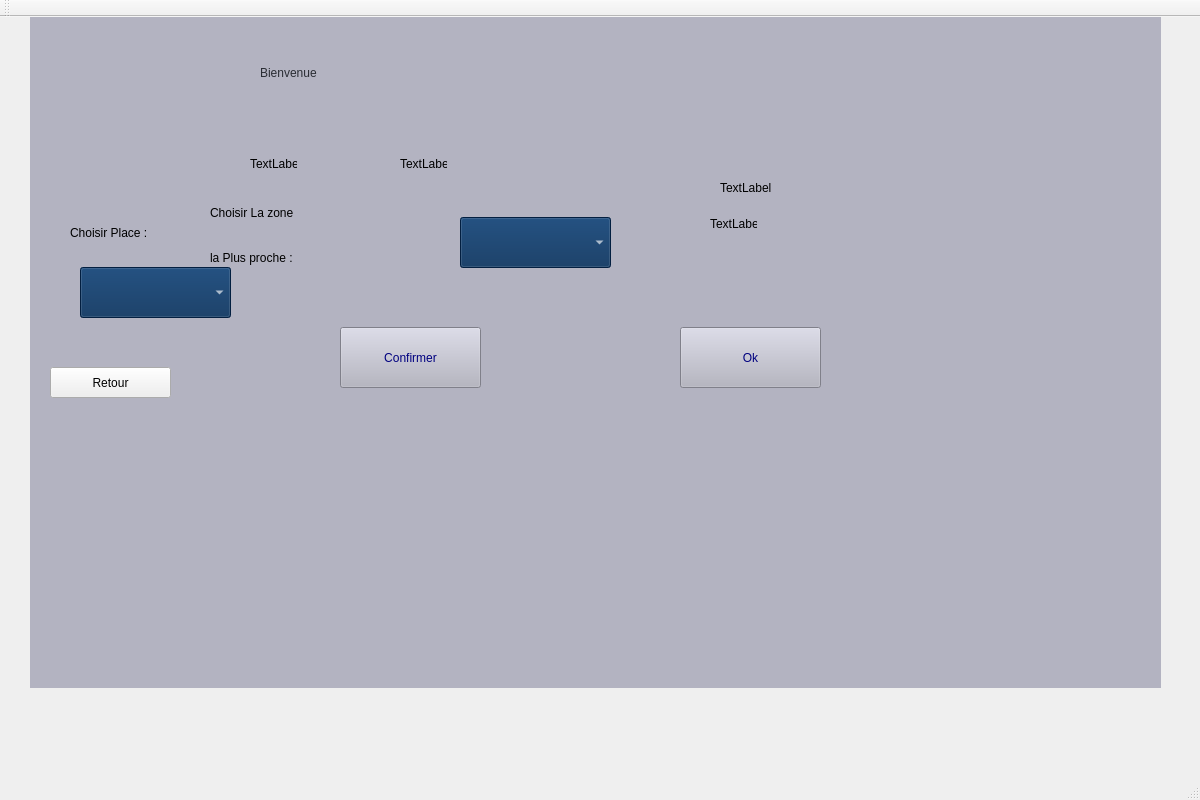
First picture: the form in projet_smarket2/parkingintegration/parking.ui, repository abdouuhd123/zink2, before the edit.
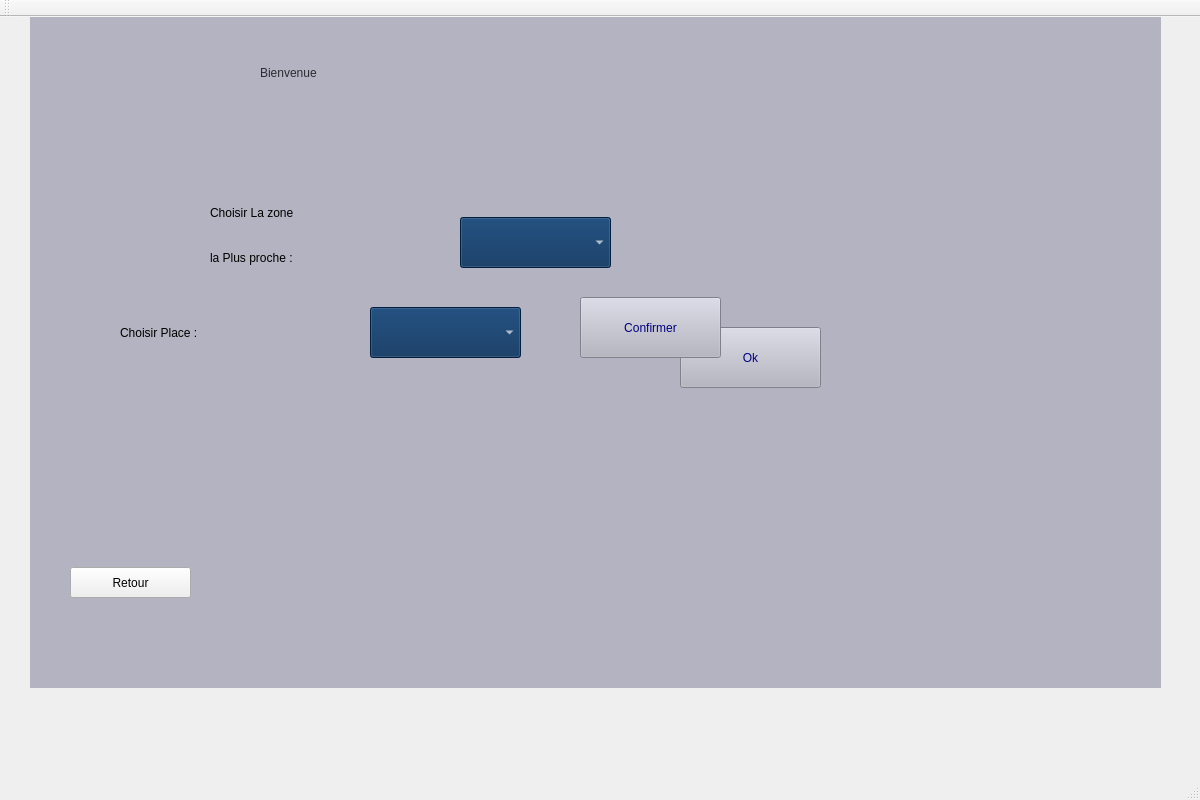
Second picture: the form after the edit. The open tabs and pages were chosen to show the change. Icons and pictures are not drawn.

Patch:
```diff
--- a/projet_smarket2/parkingintegration/parking.ui
+++ b/projet_smarket2/parkingintegration/parking.ui
@@ -3996,8 +3996,8 @@
      <widget class="QPushButton" name="Retour">
       <property name="geometry">
        <rect>
-        <x>20</x>
-        <y>360</y>
+        <x>40</x>
+        <y>560</y>
         <width>121</width>
         <height>31</height>
        </rect>
@@ -4085,8 +4085,8 @@
      <widget class="QComboBox" name="comboBox_2">
       <property name="geometry">
        <rect>
-        <x>50</x>
-        <y>260</y>
+        <x>340</x>
+        <y>300</y>
         <width>151</width>
         <height>51</height>
        </rect>
@@ -4112,8 +4112,8 @@
      <widget class="QPushButton" name="confirmer">
       <property name="geometry">
        <rect>
-        <x>310</x>
-        <y>320</y>
+        <x>550</x>
+        <y>290</y>
         <width>141</width>
         <height>61</height>
        </rect>
@@ -4145,8 +4145,8 @@
      <widget class="QLabel" name="label_27">
       <property name="geometry">
        <rect>
-        <x>40</x>
-        <y>210</y>
+        <x>90</x>
+        <y>310</y>
         <width>201</width>
         <height>31</height>
        </rect>
@@ -4161,53 +4161,56 @@
      <widget class="QLabel" name="label_voiture1">
       <property name="geometry">
        <rect>
-        <x>690</x>
-        <y>160</y>
-        <width>71</width>
-        <height>41</height>
+        <x>630</x>
+        <y>120</y>
+        <width>141</width>
+        <height>151</height>
        </rect>
       </property>
+      <property name="styleSheet">
+       <string notr="true">background-image: url(:/Documents/projetsmarket/voiture2.png);</string>
+      </property>
       <property name="text">
-       <string>TextLabel</string>
+       <string/>
       </property>
      </widget>
      <widget class="QLabel" name="label_24">
       <property name="geometry">
        <rect>
-        <x>680</x>
-        <y>210</y>
-        <width>47</width>
-        <height>13</height>
+        <x>760</x>
+        <y>262</y>
+        <width>71</width>
+        <height>31</height>
        </rect>
       </property>
       <property name="text">
-       <string>TextLabel</string>
+       <string/>
       </property>
      </widget>
      <widget class="QLabel" name="label_28">
       <property name="geometry">
        <rect>
-        <x>220</x>
-        <y>150</y>
-        <width>47</width>
-        <height>13</height>
+        <x>100</x>
+        <y>280</y>
+        <width>81</width>
+        <height>21</height>
        </rect>
       </property>
       <property name="text">
-       <string>TextLabel</string>
+       <string/>
       </property>
      </widget>
      <widget class="QLabel" name="label_29">
       <property name="geometry">
        <rect>
-        <x>370</x>
-        <y>150</y>
-        <width>47</width>
-        <height>13</height>
+        <x>360</x>
+        <y>270</y>
+        <width>81</width>
+        <height>21</height>
        </rect>
       </property>
       <property name="text">
-       <string>TextLabel</string>
+       <string/>
       </property>
      </widget>
      <widget class="QLabel" name="label_30">
@@ -4226,6 +4229,146 @@
        <string/>
       </property>
      </widget>
+     <widget class="QLabel" name="label_placedispo">
+      <property name="geometry">
+       <rect>
+        <x>40</x>
+        <y>110</y>
+        <width>801</width>
+        <height>481</height>
+       </rect>
+      </property>
+      <property name="styleSheet">
+       <string notr="true">background-image: url(:/Documents/projetsmarket/6dispoo.png);</string>
+      </property>
+      <property name="text">
+       <string/>
+      </property>
+     </widget>
+     <widget class="QLabel" name="label_4">
+      <property name="geometry">
+       <rect>
+        <x>606</x>
+        <y>400</y>
+        <width>141</width>
+        <height>151</height>
+       </rect>
+      </property>
+      <property name="styleSheet">
+       <string notr="true">
+background-image: url(:/Documents/projetsmarket/voiture2.png);</string>
+      </property>
+      <property name="text">
+       <string/>
+      </property>
+     </widget>
+     <widget class="QLabel" name="label_35">
+      <property name="geometry">
+       <rect>
+        <x>306</x>
+        <y>392</y>
+        <width>141</width>
+        <height>181</height>
+       </rect>
+      </property>
+      <property name="styleSheet">
+       <string notr="true">
+background-image: url(:/Documents/projetsmarket/voiture2.png);</string>
+      </property>
+      <property name="text">
+       <string/>
+      </property>
+     </widget>
+     <widget class="QLabel" name="label_36">
+      <property name="geometry">
+       <rect>
+        <x>50</x>
+        <y>390</y>
+        <width>141</width>
+        <height>151</height>
+       </rect>
+      </property>
+      <property name="styleSheet">
+       <string notr="true">
+
+background-image: url(:/Documents/projetsmarket/voiture2.png);</string>
+      </property>
+      <property name="text">
+       <string/>
+      </property>
+     </widget>
+     <widget class="QLabel" name="label_37">
+      <property name="geometry">
+       <rect>
+        <x>290</x>
+        <y>110</y>
+        <width>161</width>
+        <height>161</height>
+       </rect>
+      </property>
+      <property name="styleSheet">
+       <string notr="true">
+background-image: url(:/Documents/projetsmarket/voiture2.png);</string>
+      </property>
+      <property name="text">
+       <string/>
+      </property>
+     </widget>
+     <widget class="QLabel" name="label_39">
+      <property name="geometry">
+       <rect>
+        <x>690</x>
+        <y>390</y>
+        <width>91</width>
+        <height>31</height>
+       </rect>
+      </property>
+      <property name="text">
+       <string/>
+      </property>
+     </widget>
+     <widget class="QLabel" name="label_40">
+      <property name="geometry">
+       <rect>
+        <x>370</x>
+        <y>370</y>
+        <width>91</width>
+        <height>31</height>
+       </rect>
+      </property>
+      <property name="text">
+       <string/>
+      </property>
+     </widget>
+     <widget class="QLabel" name="label_41">
+      <property name="geometry">
+       <rect>
+        <x>100</x>
+        <y>360</y>
+        <width>91</width>
+        <height>31</height>
+       </rect>
+      </property>
+      <property name="text">
+       <string/>
+      </property>
+     </widget>
+     <widget class="QLabel" name="label_38">
+      <property name="geometry">
+       <rect>
+        <x>70</x>
+        <y>140</y>
+        <width>131</width>
+        <height>141</height>
+       </rect>
+      </property>
+      <property name="styleSheet">
+       <string notr="true">background-image: url(:/Documents/projetsmarket/voiture2.png);</string>
+      </property>
+      <property name="text">
+       <string/>
+      </property>
+     </widget>
      <zorder>label_choisirplace</zorder>
      <zorder>ok</zorder>
      <zorder>Retour</zorder>
```
Left out of the diff: 13 changed lines with no effect on the pictures.
